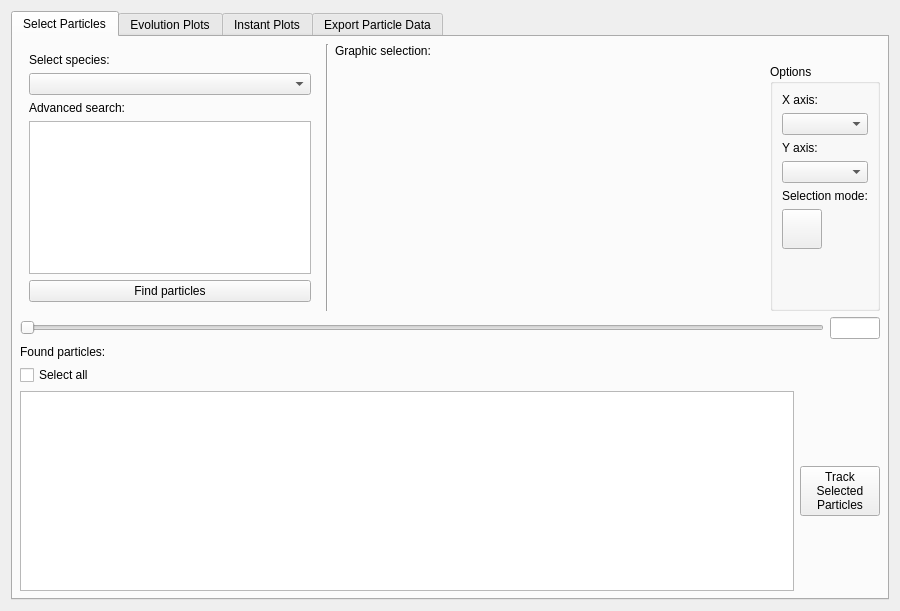
Qt form VisualPIC/Views/ParticleTracker.ui (AngelFP/VisualPIC) before a commit.
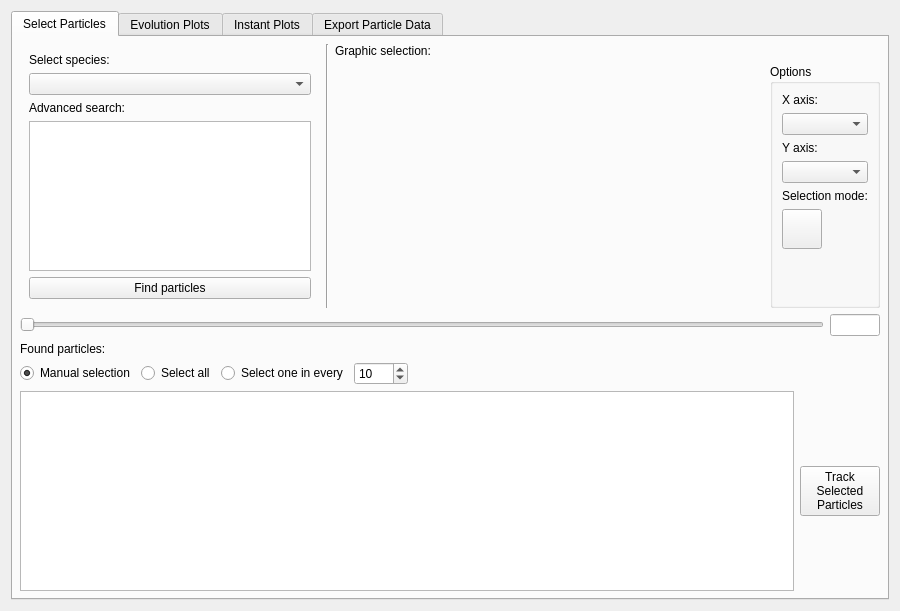
The same form after that commit. Icons and pictures are not drawn.

Commit message: Changed UI for particle selection.

```diff
--- a/VisualPIC/Views/ParticleTracker.ui
+++ b/VisualPIC/Views/ParticleTracker.ui
@@ -251,11 +251,58 @@
         </widget>
        </item>
        <item>
-        <widget class="QCheckBox" name="selectAll_checkBox">
-         <property name="text">
-          <string>Select all</string>
-         </property>
-        </widget>
+        <layout class="QHBoxLayout" name="horizontalLayout_10">
+         <item>
+          <widget class="QRadioButton" name="manualSelection_radioButton">
+           <property name="text">
+            <string>Manual selection</string>
+           </property>
+           <property name="checked">
+            <bool>true</bool>
+           </property>
+          </widget>
+         </item>
+         <item>
+          <widget class="QRadioButton" name="selectAll_radioButton">
+           <property name="text">
+            <string>Select all</string>
+           </property>
+          </widget>
+         </item>
+         <item>
+          <widget class="QRadioButton" name="selectFraction_radioButton">
+           <property name="text">
+            <string>Select one in every</string>
+           </property>
+          </widget>
+         </item>
+         <item>
+          <widget class="QSpinBox" name="selectFraction_spinBox">
+           <property name="minimum">
+            <number>1</number>
+           </property>
+           <property name="maximum">
+            <number>9999</number>
+           </property>
+           <property name="value">
+            <number>10</number>
+           </property>
+          </widget>
+         </item>
+         <item>
+          <spacer name="horizontalSpacer">
+           <property name="orientation">
+            <enum>Qt::Horizontal</enum>
+           </property>
+           <property name="sizeHint" stdset="0">
+            <size>
+             <width>40</width>
+             <height>20</height>
+            </size>
+           </property>
+          </spacer>
+         </item>
+        </layout>
        </item>
        <item>
         <layout class="QHBoxLayout" name="horizontalLayout_9">
```
